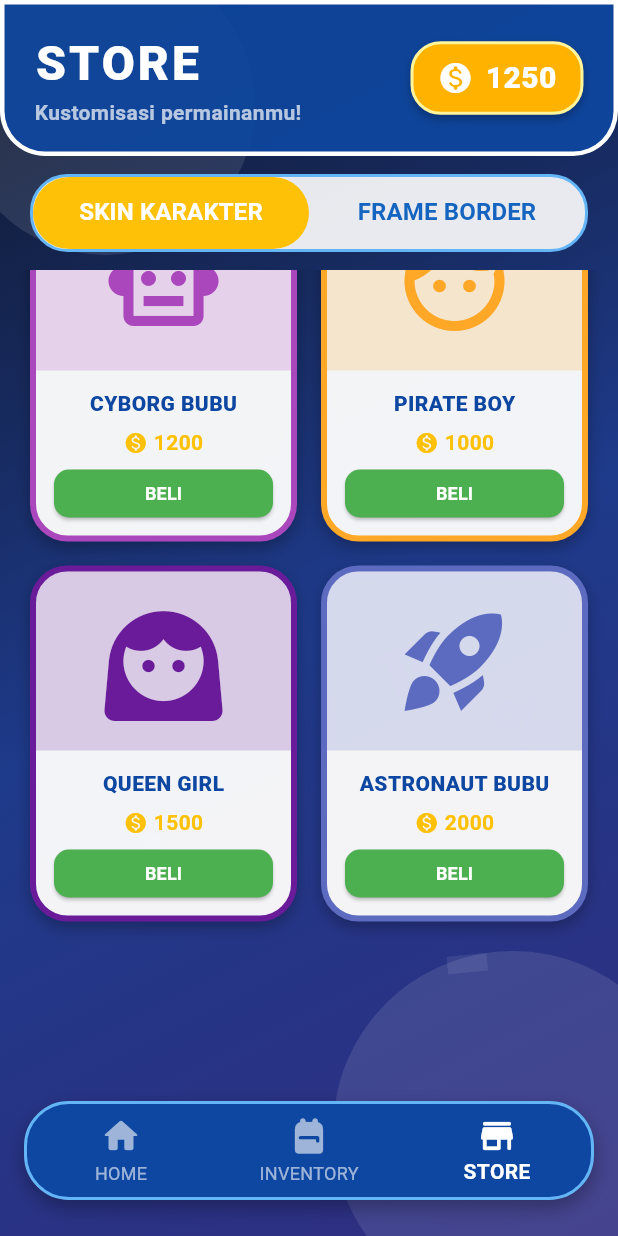
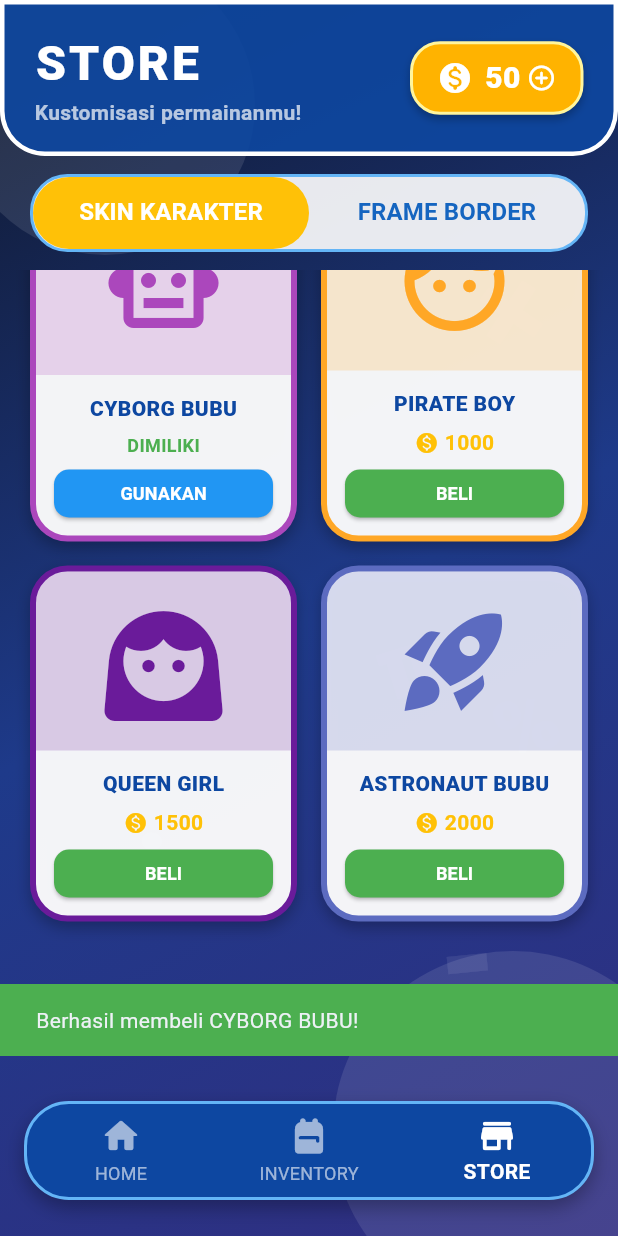
Before and after one commit to richi-git/kbt, a Flutter app: the screen it shows after launch, item 3 of the bottom bar chosen, scrolled down 571 dp, after a tap on "BELI", on a phone screen of 412 x 824 dp. Run offline on Flutter 3.47's test engine with Material 3 defaults, Android fonts, the phone set to English and light mode, and no system bars; our stand-ins replace audioplayers, firebase_core, sqflite; accounts and stored records are empty.

Commit message:
Add files via upload

```diff
--- a/lib/view/storepage.dart
+++ b/lib/view/storepage.dart
@@ -1,4 +1,6 @@
 import 'package:flutter/material.dart';
+import 'package:praktikum_1/service/currency_service.dart';
+import 'package:praktikum_1/view/topup_page.dart';
 import 'package:praktikum_1/widget/math_background.dart';
 
 class StorePage extends StatefulWidget {
@@ -9,9 +11,6 @@ class StorePage extends StatefulWidget {
 }
 
 class _StorePageState extends State<StorePage> {
-  // Mockup Saldo Koin Pemain
-  int userCoins = 1250;
-
   // Data Mockup untuk Skin Karakter
   final List<Map<String, dynamic>> skinItems = [
     {
@@ -155,7 +154,7 @@ class _StorePageState extends State<StorePage> {
                   child: Column(
                     children: [
                       // === HEADER & COIN ===
-                      _buildHeader(),
+                      _buildHeader(context),
 
                       // === TAB BAR KATEGORI ===
                       Container(
@@ -207,7 +206,7 @@ class _StorePageState extends State<StorePage> {
   }
 
   // --- WIDGET HEADER + INDIKATOR KOIN ---
-  Widget _buildHeader() {
+  Widget _buildHeader(BuildContext context) {
     return Container(
       width: double.infinity,
       padding: const EdgeInsets.symmetric(horizontal: 20, vertical: 16),
@@ -246,7 +245,14 @@ class _StorePageState extends State<StorePage> {
           ),
 
           // Indikator Koin
-          Container(
+          GestureDetector(
+            onTap: () {
+              Navigator.push(
+                context,
+                MaterialPageRoute(builder: (context) => const TopUpPage()),
+              );
+            },
+            child: Container(
               padding: const EdgeInsets.symmetric(horizontal: 16, vertical: 8),
               decoration: BoxDecoration(
                 color: Colors.amber[600],
@@ -262,14 +268,22 @@ class _StorePageState extends State<StorePage> {
                   const Icon(Icons.monetization_on_rounded,
                       color: Colors.white, size: 24),
                   const SizedBox(width: 8),
-                Text(
-                  userCoins.toString(),
+                  ValueListenableBuilder<int>(
+                    valueListenable: CurrencyService().coinsListenable,
+                    builder: (context, coins, child) {
+                      return Text(
+                        coins.toString(),
                         style: const TextStyle(
                             fontSize: 20,
                             fontWeight: FontWeight.w900,
                             color: Colors.white),
+                      );
+                    },
                   ),
+                  const SizedBox(width: 4),
+                  const Icon(Icons.add_circle_outline_rounded, color: Colors.white, size: 20),
                 ],
+              ),
             ),
           ),
         ],
@@ -294,7 +308,26 @@ class _StorePageState extends State<StorePage> {
         itemCount: items.length,
         itemBuilder: (context, index) {
           final item = items[index];
-          return _StoreCard(item: item, isSkin: isSkin);
+          return _StoreCard(
+            item: item,
+            isSkin: isSkin,
+            onPurchase: () {
+              setState(() {
+                // Update local state to reflect purchase
+                // In a real app, this would be updated in the database
+                item['isOwned'] = true;
+              });
+            },
+            onEquip: () {
+              setState(() {
+                // Un-equip other items in the same category
+                for (var otherItem in items) {
+                  otherItem['isEquipped'] = false;
+                }
+                item['isEquipped'] = true;
+              });
+            },
+          );
         },
       ),
     );
@@ -304,7 +337,14 @@ class _StorePageState extends State<StorePage> {
 class _StoreCard extends StatefulWidget {
   final Map<String, dynamic> item;
   final bool isSkin;
-  const _StoreCard({required this.item, required this.isSkin});
+  final VoidCallback onPurchase;
+  final VoidCallback onEquip;
+  const _StoreCard({
+    required this.item,
+    required this.isSkin,
+    required this.onPurchase,
+    required this.onEquip,
+  });
 
   @override
   State<_StoreCard> createState() => _StoreCardState();
@@ -426,7 +466,29 @@ class _StoreCardState extends State<_StoreCard> {
                     height: 32,
                     child: ElevatedButton(
                       onPressed: () {
-                        // TODO: Tambahkan logika pembelian/penggunaan di sini nanti
+                        if (item['isOwned']) {
+                          if (!item['isEquipped']) {
+                            widget.onEquip();
+                          }
+                        } else {
+                          // Logika Beli Item
+                          if (CurrencyService().spendCoins(item['price'])) {
+                            widget.onPurchase();
+                            ScaffoldMessenger.of(context).showSnackBar(
+                              SnackBar(
+                                content: Text("Berhasil membeli ${item['name']}!"),
+                                backgroundColor: Colors.green,
+                              ),
+                            );
+                          } else {
+                            ScaffoldMessenger.of(context).showSnackBar(
+                              const SnackBar(
+                                content: Text("Koin tidak cukup!"),
+                                backgroundColor: Colors.red,
+                              ),
+                            );
+                          }
+                        }
                       },
                       style: ElevatedButton.styleFrom(
                         backgroundColor: item['isEquipped']
```
Also changed, not shown: lib/view/topup_page.dart (added, +139 -0 lines). Lines whose indentation alone changed are shown as unchanged.
